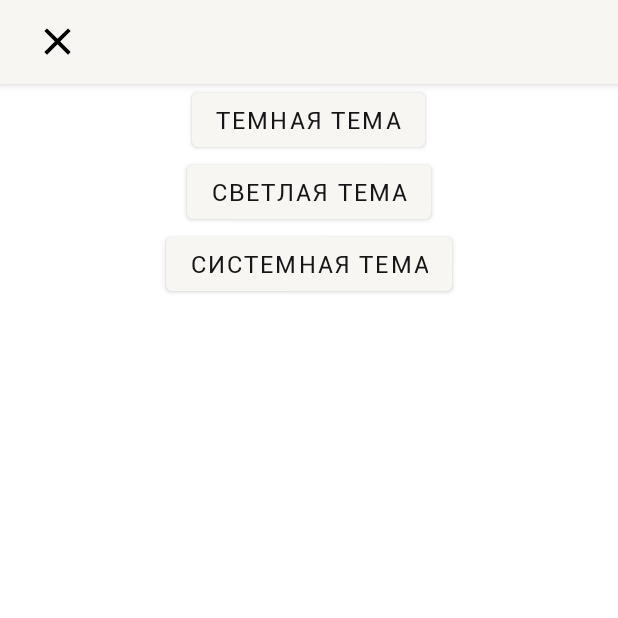
After one commit to Mobile-Developement-School-23/ToDoApp-Solpad, an Android app built with Jetpack Compose: the SettingsFragment screen opened through its navigation route, on a phone screen of 412 x 824 dp, the top half of it. The commit adds this screen. Run offline under Robolectric (Android 15) with nearby library versions, the phone set to English and light mode, and no system bars; our stand-ins replace Dagger/Hilt's generated code; libraries missing offline, so code that uses them is left out: it.xabaras.android; network calls fail.

Commit message:
compose + settings fragment

```diff
--- /dev/null
+++ b/app/src/main/java/com/example/todoapp/screens/SettingsFragment.kt
@@ -0,0 +1,6 @@
+package com.example.todoapp.screens
+
+// TODO: Rename parameter arguments, choose names that match
+// the fragment initialization parameters, e.g. ARG_ITEM_NUMBER
+private const val ARG_PARAM1 = "param1"
+private const val ARG_PARAM2 = "param2"
--- a/app/src/main/java/com/example/todoapp/screens/activity/MainActivity.kt
+++ b/app/src/main/java/com/example/todoapp/screens/activity/MainActivity.kt
@@ -8,5 +8,6 @@ class MainActivity : AppCompatActivity() {
     override fun onCreate(savedInstanceState: Bundle?) {
         super.onCreate(savedInstanceState)
         setContentView(R.layout.activity_main)
+
     }
 }
--- a/app/src/main/java/com/example/todoapp/screens/main/MainFragment.kt
+++ b/app/src/main/java/com/example/todoapp/screens/main/MainFragment.kt
@@ -3,6 +3,7 @@ package com.example.todoapp.screens.main
 import android.content.Context
 import android.opengl.Visibility
 import android.os.Bundle
+import android.provider.ContactsContract
 import android.util.Log
 import android.view.LayoutInflater
 import android.view.View
@@ -14,6 +15,9 @@ import androidx.lifecycle.Lifecycle
 import androidx.lifecycle.ViewModelProvider
 import androidx.lifecycle.lifecycleScope
 import androidx.lifecycle.repeatOnLifecycle
+import androidx.navigation.compose.NavHost
+import androidx.navigation.compose.composable
+import androidx.navigation.compose.rememberNavController
 import androidx.navigation.fragment.findNavController
 import androidx.recyclerview.widget.ItemTouchHelper
 import androidx.recyclerview.widget.LinearLayoutManager
@@ -72,20 +76,18 @@ class MainFragment : Fragment() {
         mainItemTouchHelperCallback = mainItemTouchHelperFactory.create(mViewModel, view, adapterToDo)
         setItemTouchHelper()
         mViewModel.getListTodoItems()
-        lifecycleScope.launch {
-            repeatOnLifecycle(Lifecycle.State.STARTED) {
-                mViewModel.getTodoItemsLiveData().observe(viewLifecycleOwner) {
-                    adapterToDo.submitList(it)
-                    adapterToDo.notifyDataSetChanged()
-                }
-            }
+        mViewModel.getTodoItemsLiveData().observe(viewLifecycleOwner) {
+            adapterToDo.submitList(it)
+            adapterToDo.notifyDataSetChanged()
         }
     }
+
 
     private fun initialization() {
         setRecyclerView()
         setResourseObserver()
         setSwipeRefresh()
+        setSettingListener()
         //setInternetStatusUi()
     }
 
@@ -111,11 +113,10 @@ class MainFragment : Fragment() {
     private fun setOnClickListenerRV(item: TodoItem) {
         val bundle = bundleOf("item" to item)
         findNavController().navigate(
-            R.id.action_mainFragment_to_addingFragment,
+            R.id.action_mainFragment_to_addingFragmentCompose,
             bundle
         )
     }
-
     private fun setOnCheckBoxListener(item: TodoItem, flag: Boolean, view: View) {
         Log.e("CheckBoxListener", item.toString())
         mViewModel.editTodoItem(editTodoItem(item, flag))
@@ -210,4 +211,10 @@ class MainFragment : Fragment() {
             }
         }
     }
+
+    private fun setSettingListener(){
+        mBinding.settings.setOnClickListener {
+            findNavController().navigate(R.id.action_mainFragment_to_settingsFragment)
+        }
+    }
 }
--- a/app/src/main/java/com/example/todoapp/screens/main/MainFragmentViewModel.kt
+++ b/app/src/main/java/com/example/todoapp/screens/main/MainFragmentViewModel.kt
@@ -51,7 +51,6 @@ class MainFragmentViewModel(
 
     fun getListTodoItems() = viewModelScope.launch(Dispatchers.IO) {
         todoItemsRepository.getTodoItems()
-        _todoList.value = todoItemsRepository.mTodoItemsLiveData.value!!
 
     }
 
--- /dev/null
+++ b/app/src/main/java/com/example/todoapp/screens/settings/SettingsFragment.kt
@@ -0,0 +1,59 @@
+package com.example.todoapp.screens.settings
+
+import android.os.Bundle
+import android.view.LayoutInflater
+import android.view.View
+import android.view.ViewGroup
+import androidx.appcompat.app.AppCompatDelegate
+import androidx.appcompat.app.AppCompatDelegate.MODE_NIGHT_FOLLOW_SYSTEM
+import androidx.appcompat.app.AppCompatDelegate.MODE_NIGHT_NO
+import androidx.appcompat.app.AppCompatDelegate.MODE_NIGHT_YES
+import androidx.fragment.app.Fragment
+import androidx.navigation.fragment.findNavController
+import com.example.todoapp.R
+import com.example.todoapp.databinding.FragmentMainBinding
+import com.example.todoapp.databinding.FragmentSettingsBinding
+
+
+class SettingsFragment : Fragment() {
+
+
+    private var _binding: FragmentSettingsBinding? =null
+    private val mBinding get() = _binding!!
+
+    override fun onCreate(savedInstanceState: Bundle?) {
+        super.onCreate(savedInstanceState)
+
+    }
+
+    override fun onCreateView(
+        inflater: LayoutInflater, container: ViewGroup?,
+        savedInstanceState: Bundle?
+    ): View? {
+        _binding = FragmentSettingsBinding.inflate(layoutInflater, container, false)
+        setLigthTheme()
+        setNightTheme()
+        setSystemTheme()
+        return mBinding.root
+    }
+
+    fun setLigthTheme(){
+        mBinding.lightTheme.setOnClickListener {
+            AppCompatDelegate.setDefaultNightMode(MODE_NIGHT_NO)
+            findNavController().navigate(R.id.action_settingsFragment_to_mainFragment)
+        }
+    }
+    fun setNightTheme(){
+        mBinding.nightTheme.setOnClickListener {
+            AppCompatDelegate.setDefaultNightMode(MODE_NIGHT_YES)
+            findNavController().navigate(R.id.action_settingsFragment_to_mainFragment)
+        }
+    }
+    fun setSystemTheme(){
+        mBinding.systemTheme.setOnClickListener {
+            AppCompatDelegate.setDefaultNightMode(MODE_NIGHT_FOLLOW_SYSTEM)
+            findNavController().navigate(R.id.action_settingsFragment_to_mainFragment)
+        }
+    }
+
+}
--- /dev/null
+++ b/app/src/main/res/anim/slide_in_left.xml
@@ -0,0 +1,6 @@
+<?xml version="1.0" encoding="utf-8"?>
+<set xmlns:android="http://schemas.android.com/apk/res/android"
+    android:duration="300"
+    android:interpolator="@android:anim/accelerate_interpolator">
+    <translate android:fromXDelta="100%" />
+</set>
--- /dev/null
+++ b/app/src/main/res/anim/slide_in_right.xml
@@ -0,0 +1,6 @@
+<?xml version="1.0" encoding="utf-8"?>
+<set xmlns:android="http://schemas.android.com/apk/res/android"
+    android:duration="300"
+    android:interpolator="@android:anim/accelerate_interpolator">
+    <translate android:fromXDelta="-100%" />
+</set>
--- /dev/null
+++ b/app/src/main/res/anim/slide_out_left.xml
@@ -0,0 +1,6 @@
+<?xml version="1.0" encoding="utf-8"?>
+<set xmlns:android="http://schemas.android.com/apk/res/android"
+    android:duration="300"
+    android:interpolator="@android:anim/accelerate_interpolator">
+    <translate android:toXDelta="-100%" />
+</set>
--- /dev/null
+++ b/app/src/main/res/anim/slide_out_right.xml
@@ -0,0 +1,6 @@
+<?xml version="1.0" encoding="utf-8"?>
+<set xmlns:android="http://schemas.android.com/apk/res/android"
+    android:duration="300"
+    android:interpolator="@android:anim/accelerate_interpolator">
+    <translate android:toXDelta="100%" />
+</set>
--- /dev/null
+++ b/app/src/main/res/layout/fragment_settings.xml
@@ -0,0 +1,68 @@
+<?xml version="1.0" encoding="utf-8"?>
+<LinearLayout xmlns:android="http://schemas.android.com/apk/res/android"
+    xmlns:tools="http://schemas.android.com/tools"
+    android:layout_width="match_parent"
+    android:layout_height="match_parent"
+    xmlns:app="http://schemas.android.com/apk/res-auto"
+    tools:context=".screens.settings.SettingsFragment"
+    android:orientation="vertical">
+   <com.google.android.material.appbar.AppBarLayout
+       android:layout_width="match_parent"
+       android:layout_height="wrap_content"
+       android:background="?attr/back_primary">
+
+      <com.google.android.material.appbar.CollapsingToolbarLayout
+          android:layout_width="match_parent"
+          android:layout_height="wrap_content">
+
+         <androidx.appcompat.widget.Toolbar
+             android:layout_width="match_parent"
+             android:layout_height="?attr/actionBarSize"
+             app:layout_collapseMode="pin" />
+
+         <ImageView
+             android:id="@+id/close_button"
+             android:layout_width="30dp"
+             android:layout_height="30dp"
+             android:layout_gravity="center|left"
+             android:layout_marginStart="23dp"
+             android:src="@drawable/ic_close"
+             app:tint="?attr/label_primary" />
+
+
+      </com.google.android.material.appbar.CollapsingToolbarLayout>
+   </com.google.android.material.appbar.AppBarLayout>
+
+   <LinearLayout
+       android:layout_width="match_parent"
+       android:layout_height="wrap_content"
+       android:orientation="vertical"
+       android:layout_gravity="center"
+       android:gravity="center">
+   <Button
+       android:id="@+id/night_theme"
+       android:layout_width="wrap_content"
+       android:layout_height="wrap_content"
+       android:text="Темная тема"
+       style="@style/TextAppearance.Body"
+       android:textColor="@color/back_dark_primary"
+       />
+      <Button
+          android:id="@+id/light_theme"
+          android:layout_width="wrap_content"
+          android:layout_height="wrap_content"
+          android:text="Светлая тема"
+          style="@style/TextAppearance.Body"
+          android:textColor="@color/back_dark_primary"/>
+      <Button
+          android:id="@+id/system_theme"
+          android:layout_width="wrap_content"
+          android:layout_height="wrap_content"
+          android:text="Системная тема"
+          style="@style/TextAppearance.Body"
+          android:textColor="@color/back_dark_primary"
+
+          />
+   </LinearLayout>
+
+</LinearLayout>
--- a/app/src/main/res/navigation/navigation_graph.xml
+++ b/app/src/main/res/navigation/navigation_graph.xml
@@ -12,7 +12,25 @@
         tools:layout="@layout/fragment_main" >
         <action
             android:id="@+id/action_mainFragment_to_addingFragment"
-            app:destination="@id/addingFragment" />
+            app:destination="@id/addingFragment"
+            app:enterAnim="@anim/slide_in_left"
+            app:exitAnim="@anim/slide_out_left"
+            app:popEnterAnim="@anim/slide_in_right"
+            app:popExitAnim="@anim/slide_out_right" />
+        <action
+            android:id="@+id/action_mainFragment_to_addingFragmentCompose"
+            app:destination="@id/addingFragmentCompose"
+            app:enterAnim="@anim/slide_in_left"
+            app:exitAnim="@anim/slide_out_left"
+            app:popEnterAnim="@anim/slide_in_right"
+            app:popExitAnim="@anim/slide_out_right" />
+        <action
+            android:id="@+id/action_mainFragment_to_settingsFragment"
+            app:destination="@id/settingsFragment"
+            app:enterAnim="@anim/slide_in_left"
+            app:exitAnim="@anim/slide_out_left"
+            app:popEnterAnim="@anim/slide_in_right"
+            app:popExitAnim="@anim/slide_out_right" />
     </fragment>
     <fragment
         android:id="@+id/addingFragment"
@@ -23,4 +41,21 @@
             android:id="@+id/action_addingFragment_to_mainFragment"
             app:destination="@id/mainFragment" />
     </fragment>
+    <fragment
+        android:id="@+id/addingFragmentCompose"
+        android:name="AddingFragmentCompose"
+        android:label="AddingFragmentCompose" >
+        <action
+            android:id="@+id/action_addingFragmentCompose_to_mainFragment"
+            app:destination="@id/mainFragment" />
+    </fragment>
+    <fragment
+        android:id="@+id/settingsFragment"
+        android:name="com.example.todoapp.screens.settings.SettingsFragment"
+        android:label="fragment_settings"
+        tools:layout="@layout/fragment_settings" >
+        <action
+            android:id="@+id/action_settingsFragment_to_mainFragment"
+            app:destination="@id/mainFragment" />
+    </fragment>
 </navigation>
--- a/app/src/main/res/values-night/themes.xml
+++ b/app/src/main/res/values-night/themes.xml
@@ -1,5 +1,5 @@
 <resources xmlns:tools="http://schemas.android.com/tools">
-    <style name="Theme.ToDoApp" parent="Theme.Material3.DayNight.NoActionBar">
+    <style name="Theme.ToDoApp" parent="Theme.MaterialComponents.DayNight.NoActionBar">
         <item name="android:statusBarColor">@android:color/transparent</item>
         <item name="support_separator">@color/support_dark_separator</item>
         <item name="support_overlay">@color/support_dark_overlay</item>
```
Also changed, not shown: app/build.gradle (+34 -1 lines), app/src/main/java/com/example/todoapp/screens/ui/Color.kt (added, +30 -0 lines), app/src/main/java/com/example/todoapp/screens/ui/Theme.kt (added, +140 -0 lines), app/src/main/java/com/example/todoapp/util/Utils.kt (+13 -0 lines), app/src/main/res/layout/fragment_main.xml (+21 -1 lines), app/src/main/res/values/strings.xml (+8 -0 lines).
